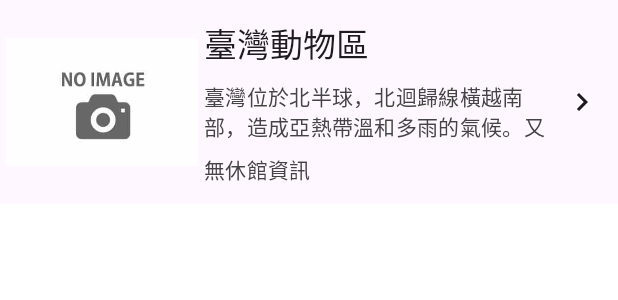
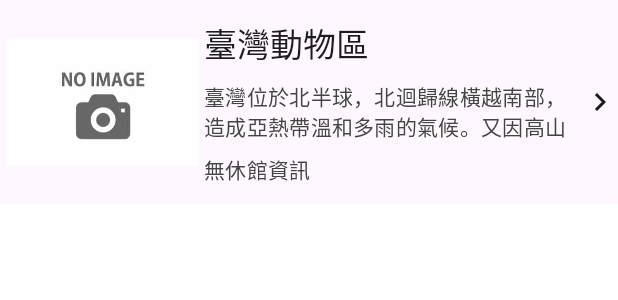
Before and after one commit to ChuNglyRic/TaipeiCityZooTour, an Android app built with Jetpack Compose: the @Preview function AreaGuidePreview, on a phone screen of 412 x 824 dp. Shown: the top 300 px of the screen. Run offline under Robolectric (Android 15) with nearby library versions, the phone set to English and light mode, and no system bars; our stand-ins replace constraintlayout-compose.

Commit message:
調整導覽卡片的排版改用 ConstraintLayout

```diff
--- a/app/build.gradle
+++ b/app/build.gradle
@@ -57,6 +57,7 @@ dependencies {
     implementation 'androidx.compose.material3:material3:1.0.1'
     implementation 'androidx.navigation:navigation-compose:2.5.3'
     implementation 'androidx.compose.ui:ui:1.3.3'
+    implementation 'androidx.constraintlayout:constraintlayout-compose:1.0.1'
     testImplementation 'junit:junit:4.13.2'
     androidTestImplementation 'androidx.test.ext:junit:1.1.5'
     androidTestImplementation 'androidx.test.espresso:espresso-core:3.5.1'
--- a/app/src/main/java/com/chunglyric/taipeicityzootour/ui/home/GuideCards.kt
+++ b/app/src/main/java/com/chunglyric/taipeicityzootour/ui/home/GuideCards.kt
@@ -12,10 +12,11 @@ import androidx.compose.ui.draw.clip
 import androidx.compose.ui.graphics.Color
 import androidx.compose.ui.res.painterResource
 import androidx.compose.ui.res.stringResource
-import androidx.compose.ui.semantics.clearAndSetSemantics
 import androidx.compose.ui.text.style.TextOverflow
 import androidx.compose.ui.tooling.preview.Preview
 import androidx.compose.ui.unit.dp
+import androidx.constraintlayout.compose.ConstraintLayout
+import androidx.constraintlayout.compose.Dimension
 import com.chunglyric.taipeicityzootour.R
 import com.chunglyric.taipeicityzootour.data.guides.impl.guide1
 import com.chunglyric.taipeicityzootour.model.Guide
@@ -23,11 +24,11 @@ import com.chunglyric.taipeicityzootour.ui.theme.TaipeiCityZooTourTheme
 
 @Composable
 fun GuideImage(modifier: Modifier = Modifier) {
-    Box(contentAlignment = Alignment.Center) {
+    Box(contentAlignment = Alignment.Center, modifier = modifier) {
         Image(
             painter = painterResource(id = R.drawable.noimage),
             contentDescription = null, // decorative
-            modifier = modifier
+            modifier = Modifier
                 .size(128.dp, 128.dp)
                 .clip(MaterialTheme.shapes.small)
         )
@@ -35,9 +36,10 @@ fun GuideImage(modifier: Modifier = Modifier) {
 }
 
 @Composable
-fun GuideTitle(guide: Guide) {
+fun GuideTitle(guide: Guide, modifier: Modifier = Modifier) {
     Text(
         text = guide.name,
+        modifier = modifier,
         style = MaterialTheme.typography.titleLarge,
         maxLines = 1,
         overflow = TextOverflow.Ellipsis,
@@ -45,19 +47,27 @@ fun GuideTitle(guide: Guide) {
 }
 
 @Composable
-fun InfoAndMemo(
+fun GuideInfo(
     guide: Guide,
     modifier: Modifier = Modifier
 ) {
     Column(modifier) {
-        Spacer(modifier = Modifier.height(8.dp))
         Text(
             text = guide.info,
             color = Color.DarkGray,
             maxLines = 2,
             style = MaterialTheme.typography.bodyMedium
         )
-        Spacer(modifier = Modifier.height(8.dp))
+    }
+
+}
+
+@Composable
+fun GuideMemo(
+    guide: Guide,
+    modifier: Modifier = Modifier
+) {
+    Column(modifier) {
         Text(
             text = guide.memo.ifEmpty { stringResource(id = R.string.area_closed_empty) },
             color = Color.DarkGray,
@@ -71,35 +81,73 @@ fun InfoAndMemo(
 fun ForwardButton(
     modifier: Modifier = Modifier
 ) {
-    IconButton(
-        onClick = {},
-        modifier = modifier
-    ) {
     Icon(
+        modifier = modifier,
         imageVector = Icons.Default.KeyboardArrowRight,
         contentDescription = null
     )
-    }
 }
 
 @Composable
 fun AreaGuideCard(
     guide: Guide,
+    modifier: Modifier = Modifier
 ) {
-    Row(verticalAlignment = Alignment.CenterVertically) {
-        GuideImage(Modifier.padding(4.dp))
-        Column(
+    ConstraintLayout(modifier = modifier.fillMaxWidth()) {
+        val (image, right, group, title, info, memo, forward) = createRefs()
+
+        GuideImage(
             modifier = Modifier
-                .weight(1f)
-                .padding(vertical = 2.dp)
+                .padding(4.dp)
+                .constrainAs(image) {
+                    top.linkTo(parent.top)
+                    start.linkTo(parent.start)
+                }
+        )
+        ConstraintLayout(
+            modifier = Modifier.constrainAs(right) {
+                centerVerticallyTo(parent)
+                start.linkTo(image.end)
+                end.linkTo(parent.end)
+                width = Dimension.fillToConstraints
+            }
         ) {
-            GuideTitle(guide)
-            InfoAndMemo(guide)
+            ConstraintLayout(
+                modifier = Modifier.constrainAs(group) {
+                    start.linkTo(parent.start)
+                    end.linkTo(forward.start)
+                    width = Dimension.fillToConstraints
                 }
+            ) {
+                GuideTitle(
+                    guide = guide,
+                    modifier = Modifier.constrainAs(title) {
+                        top.linkTo(parent.top)
+                    }
+                )
+
+                GuideInfo(
+                    guide = guide,
+                    modifier = Modifier.constrainAs(info) {
+                        top.linkTo(title.bottom, margin = 8.dp)
+                    }
+                )
+
+                GuideMemo(
+                    guide = guide,
+                    modifier = Modifier.constrainAs(memo) {
+                        top.linkTo(info.bottom, margin = 8.dp)
+                    }
+                )
+            }
+
             ForwardButton(
-            modifier = Modifier
-                .clearAndSetSemantics {}
+                modifier = Modifier.constrainAs(forward) {
+                    centerVerticallyTo(parent)
+                    end.linkTo(parent.end)
+                }
             )
+        }
     }
 }
 
```
Lines whose indentation alone changed are shown as unchanged.
